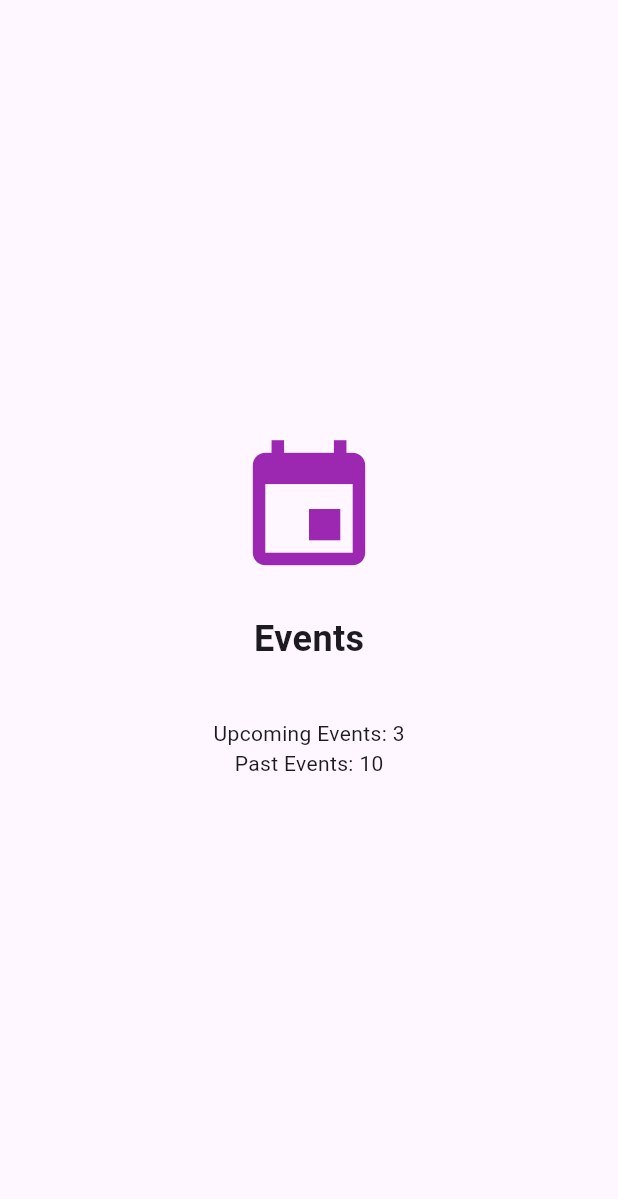
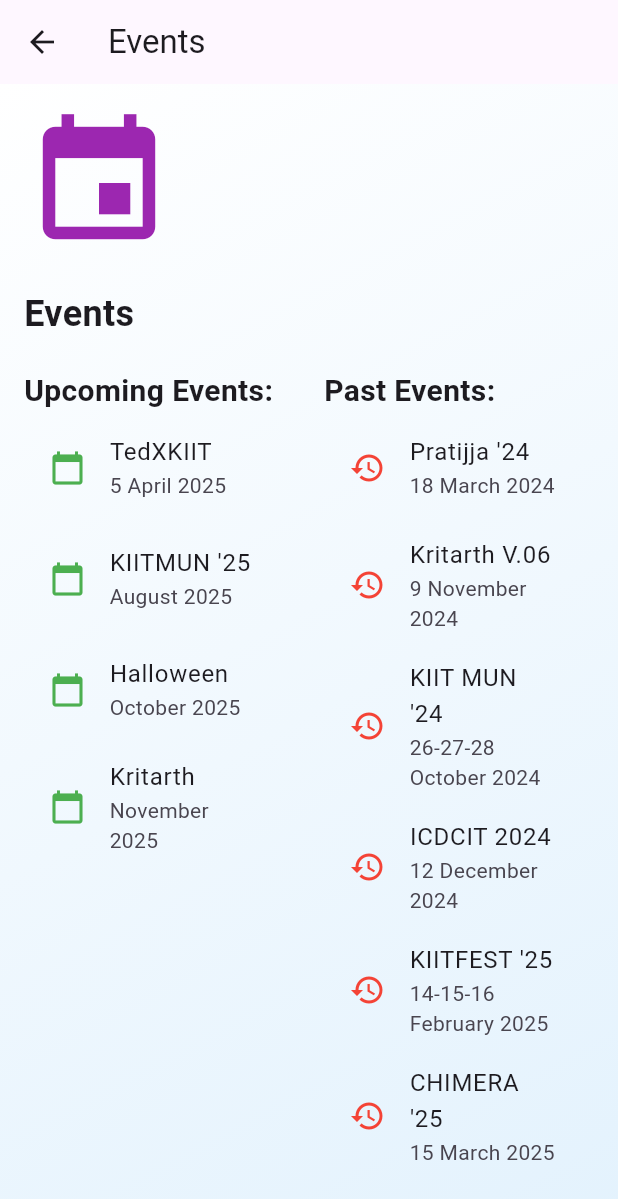
Before and after one commit to itsabhinavism/KIIT-Student-Management-App, a Flutter app: the EventsScreen screen opened directly, on a phone screen of 412 x 824 dp. Shown: the top 1199 px of the screen. Run offline on Flutter 3.47's test engine with Material 3 defaults, Android fonts, the phone set to English and light mode, and no system bars; our stand-ins replace shared_preferences; missing offline and left inert: qr_code_scanner; accounts and stored records are empty.

Commit message:
new commit

```diff
--- a/lib/screens/events_screen.dart
+++ b/lib/screens/events_screen.dart
@@ -1,14 +1,39 @@
-
-// Events Screen
 import 'package:flutter/material.dart';
 
 class EventsScreen extends StatelessWidget {
+  final List<Map<String, String>> pastEvents = [
+    {'name': "Pratijja '24", 'date': "18 March 2024"},
+    {'name': "Kritarth V.06", 'date': "9 November 2024"},
+    {'name': "KIIT MUN '24", 'date': "26-27-28 October 2024"},
+    {'name': "ICDCIT 2024", 'date': "12 December 2024"},
+    {'name': "KIITFEST '25", 'date': "14-15-16 February 2025"},
+    {'name': "CHIMERA '25", 'date': "15 March 2025"},
+  ];
+
+  final List<Map<String, String>> upcomingEvents = [
+    {'name': "TedXKIIT", 'date': "5 April 2025"},
+    {'name': "KIITMUN '25", 'date': "August 2025"},
+    {'name': "Halloween", 'date': "October 2025"},
+    {'name': "Kritarth", 'date': "November 2025"},
+  ];
+
   @override
   Widget build(BuildContext context) {
     return Scaffold(
-      body: Center(
+      appBar: AppBar(
+        title: Text('Events'),
+      ),
+      body: Container(
+        decoration: BoxDecoration(
+          gradient: LinearGradient(
+            begin: Alignment.topLeft,
+            end: Alignment.bottomRight,
+            colors: [Colors.white, Colors.blue.shade50],
+          ),
+        ),
+        padding: const EdgeInsets.all(16.0),
         child: Column(
-          mainAxisAlignment: MainAxisAlignment.center,
+          crossAxisAlignment: CrossAxisAlignment.start,
           children: [
             Icon(
               Icons.event,
@@ -21,14 +46,65 @@
               style: TextStyle(fontSize: 24, fontWeight: FontWeight.bold),
             ),
             SizedBox(height: 20),
-            // Add your events data display here
-            // Example:
-            Padding(
-              padding: const EdgeInsets.all(16.0),
-              child: Column(
+            Expanded(
+              child: Row(
+                crossAxisAlignment: CrossAxisAlignment.start,
                 children: [
-                  Text('Upcoming Events: 3'),
-                  Text('Past Events: 10'),
+                  Expanded(
+                    child: Column(
+                      crossAxisAlignment: CrossAxisAlignment.start,
+                      children: [
+                        Text(
+                          'Upcoming Events:',
+                          style: TextStyle(
+                              fontSize: 20, fontWeight: FontWeight.bold),
+                        ),
+                        ...upcomingEvents.map((event) => ListTile(
+                              tileColor: Colors.white,
+                              shape: RoundedRectangleBorder(
+                                borderRadius: BorderRadius.circular(10),
+                                side: BorderSide(color: Colors.green, width: 1),
+                              ),
+                              title: Text(event['name']!),
+                              subtitle: Text(event['date']!),
+                              leading: Icon(Icons.calendar_today,
+                                  color: Colors.green),
+                            )),
+                      ],
+                    ),
+                  ),
+                  SizedBox(width: 20),
+                  Expanded(
+                    child: Column(
+                      crossAxisAlignment: CrossAxisAlignment.start,
+                      children: [
+                        Text(
+                          'Past Events:',
+                          style: TextStyle(
+                              fontSize: 20, fontWeight: FontWeight.bold),
+                        ),
+                        Expanded(
+                          child: ListView(
+                            shrinkWrap: true,
+                            children: pastEvents
+                                .map((event) => ListTile(
+                                      tileColor: Colors.white,
+                                      shape: RoundedRectangleBorder(
+                                        borderRadius: BorderRadius.circular(10),
+                                        side: BorderSide(
+                                            color: Colors.red, width: 1),
+                                      ),
+                                      title: Text(event['name']!),
+                                      subtitle: Text(event['date']!),
+                                      leading: Icon(Icons.history,
+                                          color: Colors.red),
+                                    ))
+                                .toList(),
+                          ),
+                        ),
+                      ],
+                    ),
+                  ),
                 ],
               ),
             ),
```
Also changed, not shown: lib/screens/attendance_screen.dart (+35 -25 lines), pubspec.lock.
